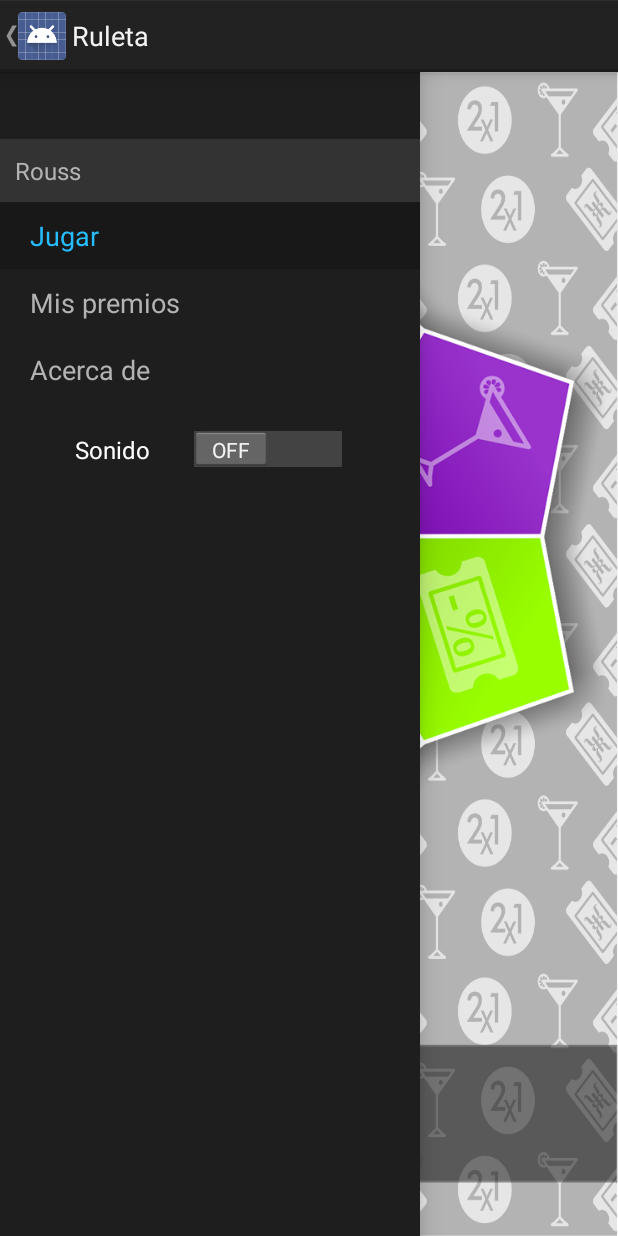
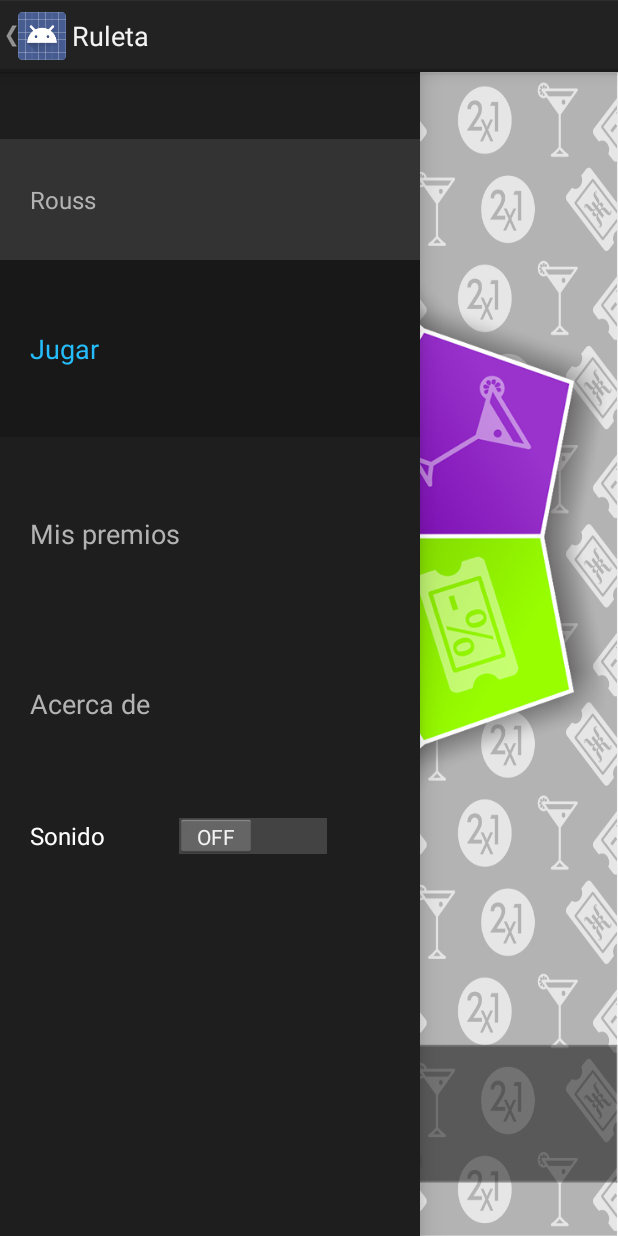
Before and after one commit to npochettino/App-Rouse-Mobile, an Android app: the RouletteFragment screen opened directly, with no data from a screen before it, with the side drawer open, on a phone screen of 412 x 824 dp. Run offline under Robolectric (Android 15) with nearby library versions, the phone set to English and light mode, and no system bars; pictures from the network do not load; 3 statements that could not run were skipped.

Commit message:
sonido para cuando ganas y perdes, cambios menores en crear cuenta y validaciones en login

```diff
--- a/Rouss/app/src/main/java/sempait/rouss/Drawer/NavigationMenuDrawerFragment.java
+++ b/Rouss/app/src/main/java/sempait/rouss/Drawer/NavigationMenuDrawerFragment.java
@@ -2,6 +2,7 @@ package sempait.rouss.Drawer;
 
 
 import android.content.Intent;
+import android.content.SharedPreferences;
 import android.os.Bundle;
 import android.support.v4.app.Fragment;
 import android.support.v4.app.FragmentTransaction;
@@ -10,10 +11,12 @@ import android.view.View;
 import android.view.ViewGroup;
 import android.widget.Button;
 import android.widget.LinearLayout;
+import android.widget.Switch;
 import android.widget.TextView;
 
 import sempait.rouss.Activities.LoginActivity;
 import sempait.rouss.Base.BaseActivity;
+import sempait.rouss.Fragment.CreateAcountFragment;
 import sempait.rouss.Fragment.RouletteFragment;
 import sempait.rouss.R;
 import sempait.rouss.Services.volley.Manager.SorteoTask;
@@ -33,6 +36,8 @@ public class NavigationMenuDrawerFragment extends BaseDrawerFragment {
     private NavigationMenuItem mAcercaDeItem;
     private Button mLogout;
     private SorteoTask mSorteTask;
+    private Switch mSwitchSonido;
+    private TextView mUserNameTextView;
 
 
     public Section mSelectedSection = Section.JUGAR;
@@ -52,11 +57,21 @@ public class NavigationMenuDrawerFragment extends BaseDrawerFragment {
         mMisPremiosEditText = (NavigationMenuItem) mView.findViewById(R.id.all_events_item);
         mAcercaDeItem = (NavigationMenuItem) mView.findViewById(R.id.acerca_de_item);
         mLogout = (Button) mView.findViewById(R.id.btnLogout);
+        mSwitchSonido = (Switch) mView.findViewById(R.id.switchSonido);
+        mUserNameTextView = (TextView) mView.findViewById(R.id.user_name);
+
+        if (ConfigurationClass.getSonidoState(mContext))
+            mSwitchSonido.setChecked(true);
+        else
+            mSwitchSonido.setChecked(false);
+
+
         if (ConfigurationClass.getUserName(mContext) != null) {
             mLogout.setVisibility(View.VISIBLE);
             ((TextView) mView.findViewById(R.id.user_name)).setText(ConfigurationClass.getUserName(mContext));
         } else
             mLogout.setVisibility(View.GONE);
+
 
         return mView;
     }
@@ -94,11 +109,42 @@ public class NavigationMenuDrawerFragment extends BaseDrawerFragment {
         mLogout.setOnClickListener(new View.OnClickListener() {
             @Override
             public void onClick(View v) {
-                ConfigurationClass.setUserName(mContext, null);
+                //ConfigurationClass.setUserName(mContext, null);
+
+                SharedPreferences prefs = ConfigurationClass.sharedPref(mContext);
+                SharedPreferences.Editor editor = prefs.edit();
+                editor.clear();
+                editor.commit();
+
+
                 mContext.startActivity(new Intent(mContext, LoginActivity.class));
+
 
                 getActivity().finish();
 
+            }
+        });
+
+
+        mSwitchSonido.setOnClickListener(new View.OnClickListener() {
+            @Override
+            public void onClick(View v) {
+
+                if (ConfigurationClass.getSonidoState(mContext))
+
+                    ConfigurationClass.setStateSonido(false, mContext);
+                else
+                    ConfigurationClass.setStateSonido(true, mContext);
+
+
+            }
+        });
+
+        mUserNameTextView.setOnClickListener(new View.OnClickListener() {
+            @Override
+            public void onClick(View v) {
+
+                ((BaseActivity) mContext).replaceInnerFragment(CreateAcountFragment.newInstance(), true);
             }
         });
 
--- a/Rouss/app/src/main/java/sempait/rouss/Fragment/RouletteFragment.java
+++ b/Rouss/app/src/main/java/sempait/rouss/Fragment/RouletteFragment.java
@@ -150,7 +150,8 @@ public class RouletteFragment extends BaseFragment {
     }
 
     private void setAnimation() {
-        setSound();
+        if (ConfigurationClass.getSonidoState(mContext))
+            setSound();
         startAnimation();
 
 
--- a/Rouss/app/src/main/java/sempait/rouss/Utils/ConfigurationClass.java
+++ b/Rouss/app/src/main/java/sempait/rouss/Utils/ConfigurationClass.java
@@ -18,9 +18,10 @@ public class ConfigurationClass {
     private static final String CANTIDAD_PREMIOS_USUARIO = "cantidad_premios_usuario";
     private static final String CANTIDAD_PREMIOS_TOTALES = "cantidad_premios_totales";
     private static final String CODIGO_PREMIO = "codigo_premio";
+    private static final String SONIDO_STATE = "sonido_state";
 
 
-    private static SharedPreferences sharedPref(Context context) {
+    public static SharedPreferences sharedPref(Context context) {
         return context.getSharedPreferences(PREFS_NAME, 0);
     }
 
@@ -91,4 +92,16 @@ public class ConfigurationClass {
     }
 
 
+    public static void setStateSonido(Boolean state, Context mContext) {
+
+
+        sharedPref(mContext).edit().putBoolean(SONIDO_STATE, state).commit();
+
+
+    }
+
+    public static Boolean getSonidoState(Context context) {
+        return sharedPref(context).getBoolean(SONIDO_STATE, false);
+    }
+
 }
--- /dev/null
+++ b/Rouss/app/src/main/res/anim/flip_in.xml
@@ -0,0 +1,17 @@
+<?xml version="1.0" encoding="utf-8"?>
+<set xmlns:android="http://schemas.android.com/apk/res/android">
+    <scale
+        android:duration="250"
+        android:fillAfter="false"
+        android:fromXScale="0.0"
+        android:fromYScale="1.0"
+        android:interpolator="@android:anim/linear_interpolator"
+        android:startOffset="250"
+        android:toXScale="1.0"
+        android:toYScale="1.0" />
+    <translate
+        android:duration="250"
+        android:fromXDelta="50%"
+        android:startOffset="250"
+        android:toXDelta="0" />
+</set>
--- /dev/null
+++ b/Rouss/app/src/main/res/anim/flip_out.xml
@@ -0,0 +1,15 @@
+<?xml version="1.0" encoding="utf-8"?>
+<set xmlns:android="http://schemas.android.com/apk/res/android">
+    <scale
+        android:duration="250"
+        android:fillAfter="false"
+        android:fromXScale="1.0"
+        android:fromYScale="1.0"
+        android:interpolator="@android:anim/linear_interpolator"
+        android:toXScale="0.0"
+        android:toYScale="1.0" />
+    <translate
+        android:duration="250"
+        android:fromXDelta="0"
+        android:toXDelta="50%" />
+</set>
--- a/Rouss/app/src/main/res/layout/fragment_navigation_drawer.xml
+++ b/Rouss/app/src/main/res/layout/fragment_navigation_drawer.xml
@@ -33,15 +33,23 @@
         <!--android:src="@drawable/config_cog" />-->
     </LinearLayout>
 
+    <LinearLayout
+        android:layout_width="match_parent"
+        android:layout_height="match_parent"
+        android:orientation="vertical">
+
         <TextView
             android:layout_width="match_parent"
             android:layout_height="wrap_content"
             android:background="@color/gray_background_medium"
             android:clickable="true"
             android:gravity="center_vertical|left"
-        android:padding="10dp"
             android:singleLine="true"
+            android:height="0dp"
+            android:layout_weight="1"
             android:text="Rouss"
+            android:paddingLeft="20dp"
+
             android:textColor="@color/gray_text"
             android:textSize="16sp" />
 
@@ -50,9 +58,10 @@
             android:layout_width="match_parent"
             android:layout_height="wrap_content"
             android:gravity="center_vertical|left"
-        android:paddingBottom="10dp"
+            android:height="0dp"
+            android:layout_weight="2"
             android:paddingLeft="20dp"
-        android:paddingTop="10dp"
+
             android:text="Jugar" />
 
         <sempait.rouss.Utils.NavigationMenuItem
@@ -60,7 +69,9 @@
             android:layout_width="match_parent"
             android:layout_height="wrap_content"
             android:gravity="center_vertical|left"
-        android:paddingBottom="10dp"
+
+            android:height="0dp"
+            android:layout_weight="2"
             android:paddingLeft="20dp"
             android:paddingTop="10dp"
             android:text="Mis premios" />
@@ -70,10 +81,22 @@
             android:layout_width="match_parent"
             android:layout_height="wrap_content"
             android:gravity="center_vertical|left"
-        android:paddingBottom="10dp"
+
+            android:height="0dp"
+            android:layout_weight="2"
             android:paddingLeft="20dp"
-        android:paddingTop="10dp"
+
             android:text="Acerca de" />
+
+        <Switch
+            android:id="@+id/switchSonido"
+            android:layout_width="200dp"
+            android:layout_height="wrap_content"
+            android:text="Sonido"
+            android:height="0dp"
+            android:layout_marginLeft="20dp"
+            android:layout_weight="0.5"
+            android:textColor="@color/white" />
 
         <Button
             android:id="@+id/btnLogout"
@@ -82,24 +105,20 @@
             android:text="Cerrar sesión"
             android:textAlignment="center"
             android:padding="20dp"
+            android:height="0dp"
+            android:layout_weight="0.5"
             android:paddingTop="60dp"
             android:textColor="@color/white"
-        android:layout_marginLeft="30dp"
-        android:layout_marginRight="30dp"
+            android:layout_margin="30dp"
             android:visibility="gone" />
 
-
-    <Switch
+        <View
             android:layout_width="match_parent"
-        android:layout_height="wrap_content"
-        android:text="Sonido"
-        android:textAlignment="center"
-        android:padding="20dp"
-        android:paddingTop="60dp"
-        android:textColor="@color/white"
-        android:layout_marginLeft="30dp"
-        android:layout_marginRight="30dp"
-        />
+            android:layout_height="0dp"
+            android:layout_weight="4"></View>
 
 
     </LinearLayout>
+
+
+</LinearLayout>
```
Also changed, not shown: Rouss/app/src/main/java/sempait/rouss/Adapters/MIsPremiosAdapters.java (added, +30 -0 lines), Rouss/app/src/main/java/sempait/rouss/Base/BaseActivity.java (+13 -0 lines), Rouss/app/src/main/java/sempait/rouss/Fragment/CreateAcountFragment.java (+21 -1 lines), Rouss/app/src/main/java/sempait/rouss/Fragment/LoginFragment.java (+17 -6 lines), Rouss/app/src/main/java/sempait/rouss/Fragment/MisPremiosFragment.java (added, +41 -0 lines), Rouss/app/src/main/java/sempait/rouss/Fragment/ResultFragment.java (+27 -3 lines), Rouss/app/src/main/java/sempait/rouss/Services/volley/Manager/CreateAcountTask.java (+20 -3 lines), Rouss/app/src/main/java/sempait/rouss/Utils/RoussUtils.java (added, +17 -0 lines), 3 other files. Lines whose indentation alone changed are shown as unchanged.
